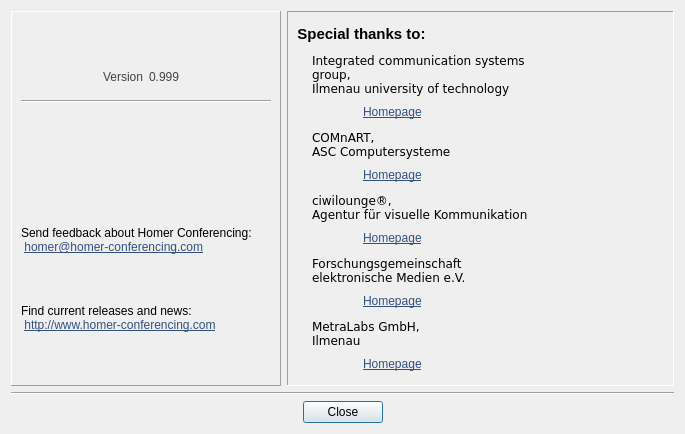
Before: the Qt Designer form Homer/forms/Dialogs/VersionDialog.ui in Homer-Conferencing/Homer-Conferencing, drawn with Qt 5.
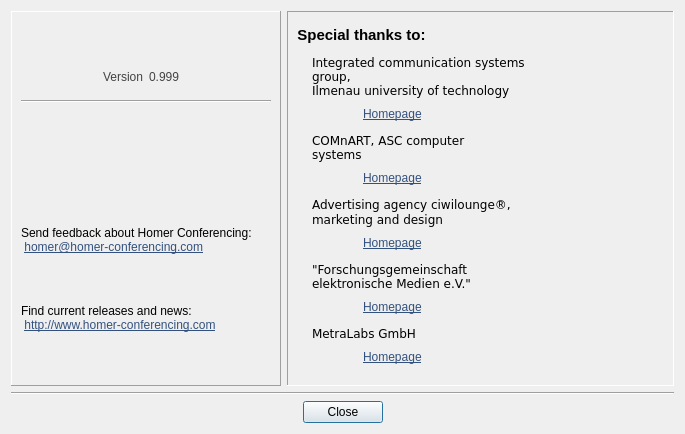
After: the same form once the commit is applied. Icons and pictures are not drawn.

Commit message: - updated "special tanks" entries

Patch:
```diff
--- a/Homer/forms/Dialogs/VersionDialog.ui
+++ b/Homer/forms/Dialogs/VersionDialog.ui
@@ -448,8 +448,8 @@
                <string>&lt;!DOCTYPE HTML PUBLIC &quot;-//W3C//DTD HTML 4.0//EN&quot; &quot;http://www.w3.org/TR/REC-html40/strict.dtd&quot;&gt;
 &lt;html&gt;&lt;head&gt;&lt;meta name=&quot;qrichtext&quot; content=&quot;1&quot; /&gt;&lt;style type=&quot;text/css&quot;&gt;
 p, li { white-space: pre-wrap; }
-&lt;/style&gt;&lt;/head&gt;&lt;body style=&quot; font-family:'Arial'; font-size:9pt; font-weight:400; font-style:normal;&quot;&gt;
-&lt;p style=&quot; margin-top:0px; margin-bottom:0px; margin-left:0px; margin-right:0px; -qt-block-indent:0; text-indent:0px;&quot;&gt;Integrated communication systems group, &lt;br /&gt;Ilmenau university of technology&lt;/p&gt;&lt;/body&gt;&lt;/html&gt;</string>
+&lt;/style&gt;&lt;/head&gt;&lt;body style=&quot; font-family:'Bitstream Vera Sans'; font-size:9pt; font-weight:400; font-style:normal;&quot;&gt;
+&lt;p style=&quot; margin-top:0px; margin-bottom:0px; margin-left:0px; margin-right:0px; -qt-block-indent:0; text-indent:0px;&quot;&gt;&lt;span style=&quot; font-family:'Arial';&quot;&gt;Integrated communication systems group,&lt;br /&gt;Ilmenau university of technology&lt;/span&gt;&lt;/p&gt;&lt;/body&gt;&lt;/html&gt;</string>
               </property>
               <property name="wordWrap">
                <bool>true</bool>
@@ -684,7 +684,11 @@
                </font>
               </property>
               <property name="text">
-               <string>COMnART, &lt;br&gt;ASC Computersysteme</string>
+               <string>&lt;!DOCTYPE HTML PUBLIC &quot;-//W3C//DTD HTML 4.0//EN&quot; &quot;http://www.w3.org/TR/REC-html40/strict.dtd&quot;&gt;
+&lt;html&gt;&lt;head&gt;&lt;meta name=&quot;qrichtext&quot; content=&quot;1&quot; /&gt;&lt;style type=&quot;text/css&quot;&gt;
+p, li { white-space: pre-wrap; }
+&lt;/style&gt;&lt;/head&gt;&lt;body style=&quot; font-family:'Bitstream Vera Sans'; font-size:9pt; font-weight:400; font-style:normal;&quot;&gt;
+&lt;p style=&quot; margin-top:0px; margin-bottom:0px; margin-left:0px; margin-right:0px; -qt-block-indent:0; text-indent:0px;&quot;&gt;COMnART, ASC computer systems&lt;/p&gt;&lt;/body&gt;&lt;/html&gt;</string>
               </property>
               <property name="scaledContents">
                <bool>true</bool>
@@ -922,7 +926,12 @@
                </font>
               </property>
               <property name="text">
-               <string>ciwilounge®,&lt;br&gt;Agentur für visuelle Kommunikation</string>
+               <string>&lt;!DOCTYPE HTML PUBLIC &quot;-//W3C//DTD HTML 4.0//EN&quot; &quot;http://www.w3.org/TR/REC-html40/strict.dtd&quot;&gt;
+&lt;html&gt;&lt;head&gt;&lt;meta name=&quot;qrichtext&quot; content=&quot;1&quot; /&gt;&lt;style type=&quot;text/css&quot;&gt;
+p, li { white-space: pre-wrap; }
+&lt;/style&gt;&lt;/head&gt;&lt;body style=&quot; font-family:'Bitstream Vera Sans'; font-size:9pt; font-weight:400; font-style:normal;&quot;&gt;
+&lt;p style=&quot; margin-top:0px; margin-bottom:0px; margin-left:0px; margin-right:0px; -qt-block-indent:0; text-indent:0px;&quot;&gt;Advertising agency ciwilounge®,&lt;/p&gt;
+&lt;p style=&quot; margin-top:0px; margin-bottom:0px; margin-left:0px; margin-right:0px; -qt-block-indent:0; text-indent:0px;&quot;&gt;marketing and design&lt;/p&gt;&lt;/body&gt;&lt;/html&gt;</string>
               </property>
               <property name="wordWrap">
                <bool>true</bool>
@@ -1157,7 +1166,11 @@
                </font>
               </property>
               <property name="text">
-               <string>Forschungsgemeinschaft&lt;br&gt;elektronische Medien e.V.</string>
+               <string>&lt;!DOCTYPE HTML PUBLIC &quot;-//W3C//DTD HTML 4.0//EN&quot; &quot;http://www.w3.org/TR/REC-html40/strict.dtd&quot;&gt;
+&lt;html&gt;&lt;head&gt;&lt;meta name=&quot;qrichtext&quot; content=&quot;1&quot; /&gt;&lt;style type=&quot;text/css&quot;&gt;
+p, li { white-space: pre-wrap; }
+&lt;/style&gt;&lt;/head&gt;&lt;body style=&quot; font-family:'Bitstream Vera Sans'; font-size:9pt; font-weight:400; font-style:normal;&quot;&gt;
+&lt;p style=&quot; margin-top:0px; margin-bottom:0px; margin-left:0px; margin-right:0px; -qt-block-indent:0; text-indent:0px;&quot;&gt;&amp;quot;Forschungsgemeinschaft&lt;br /&gt;elektronische Medien e.V.&amp;quot;&lt;/p&gt;&lt;/body&gt;&lt;/html&gt;</string>
               </property>
               <property name="scaledContents">
                <bool>true</bool>
@@ -1395,7 +1408,11 @@
                </font>
               </property>
               <property name="text">
-               <string>MetraLabs GmbH, &lt;br&gt;Ilmenau</string>
+               <string>&lt;!DOCTYPE HTML PUBLIC &quot;-//W3C//DTD HTML 4.0//EN&quot; &quot;http://www.w3.org/TR/REC-html40/strict.dtd&quot;&gt;
+&lt;html&gt;&lt;head&gt;&lt;meta name=&quot;qrichtext&quot; content=&quot;1&quot; /&gt;&lt;style type=&quot;text/css&quot;&gt;
+p, li { white-space: pre-wrap; }
+&lt;/style&gt;&lt;/head&gt;&lt;body style=&quot; font-family:'Bitstream Vera Sans'; font-size:9pt; font-weight:400; font-style:normal;&quot;&gt;
+&lt;p style=&quot; margin-top:0px; margin-bottom:0px; margin-left:0px; margin-right:0px; -qt-block-indent:0; text-indent:0px;&quot;&gt;MetraLabs GmbH&lt;/p&gt;&lt;/body&gt;&lt;/html&gt;</string>
               </property>
               <property name="scaledContents">
                <bool>true</bool>
```
Left out of the diff: 1 changed line with no effect on the pictures.
